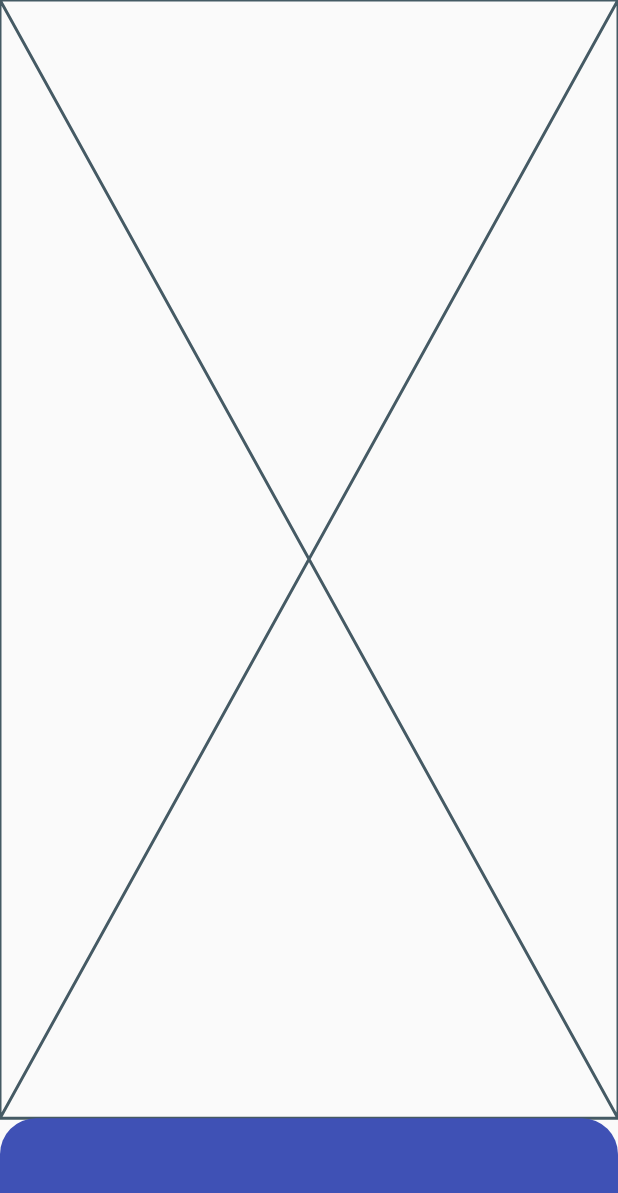
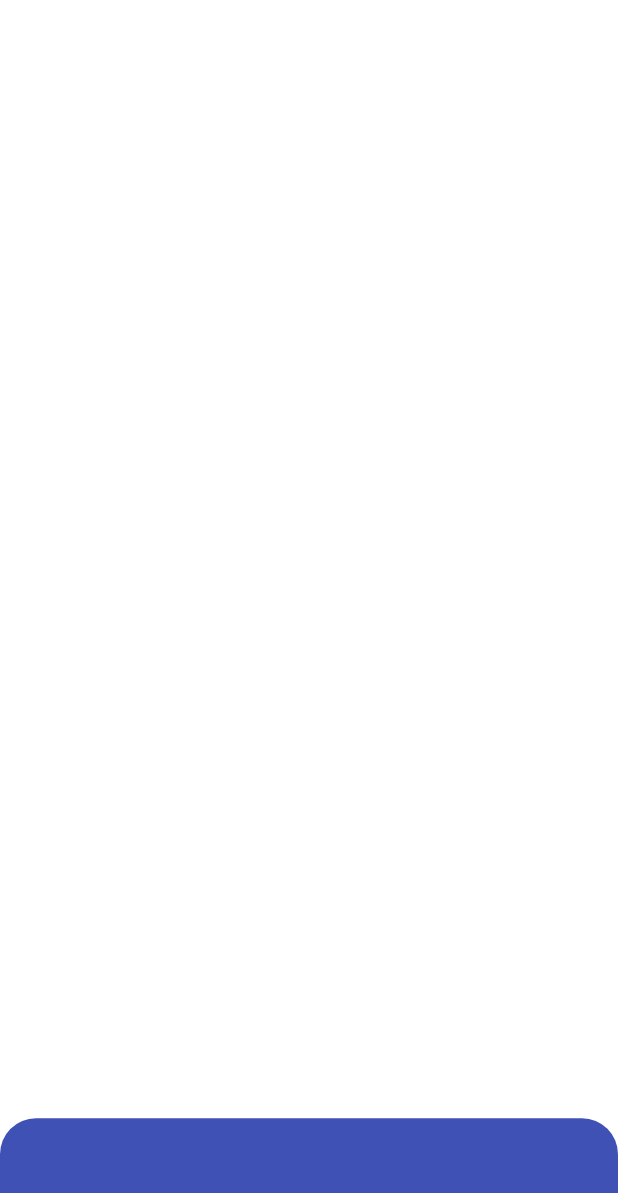
Before and after one commit to JAICHANGPARK/flutter_notebook_17th_story, a Flutter app: the screen it shows after launch, on a phone screen of 412 x 824 dp. Shown: the top 1193 px of the screen. Run offline on Flutter 3.47's test engine with Material 2 defaults, Android fonts, the phone set to English and light mode, and no system bars; our stand-ins replace badges, cached_network_image, fl_chart, flutter_riverpod, freezed_annotation, ionicons and 1 more.

Commit message:
Update flight_home_page.dart

```diff
--- a/lib/ep1040_flight_booking_app/src/flight_home_page.dart
+++ b/lib/ep1040_flight_booking_app/src/flight_home_page.dart
@@ -11,11 +11,18 @@ class _FlightHomePageState extends State<FlightHomePage> {
   @override
   Widget build(BuildContext context) {
     return Scaffold(
-      body: Column(
+      backgroundColor: Colors.white,
+      body: SafeArea(
+        top: true,
+        child: Column(
           children: [
             Expanded(
               flex: 19,
-            child: Placeholder(),
+              child: Column(
+                children: [
+
+                ],
+              ),
             ),
             Expanded(
               flex: 2,
@@ -34,6 +41,7 @@ class _FlightHomePageState extends State<FlightHomePage> {
             ),
           ],
         ),
+      ),
     );
   }
 }
```
Lines whose indentation alone changed are shown as unchanged.
